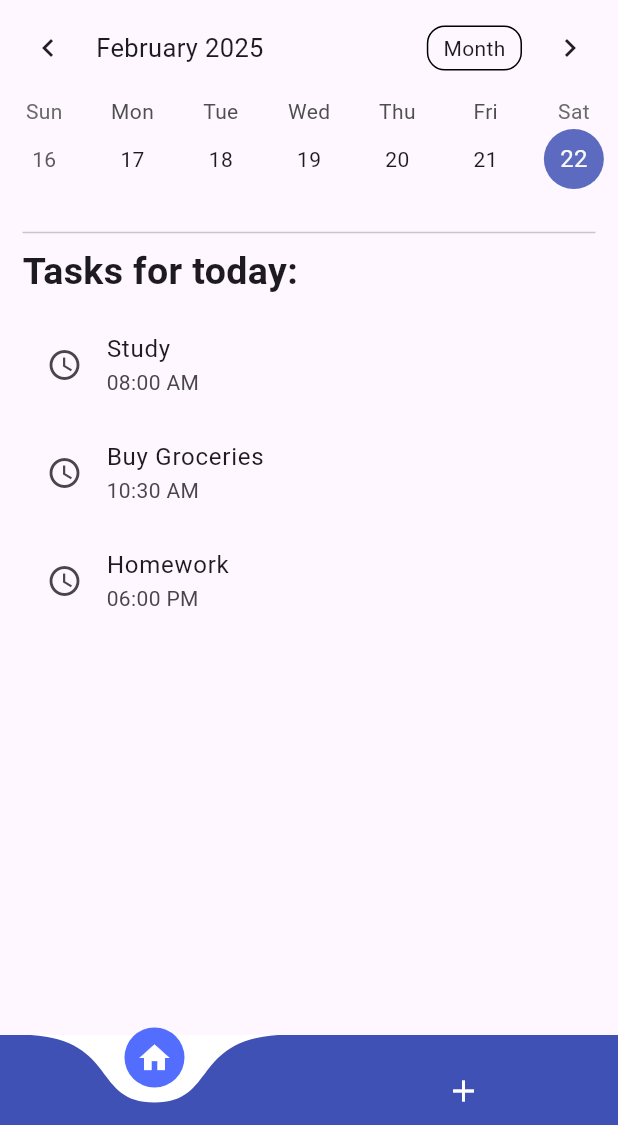
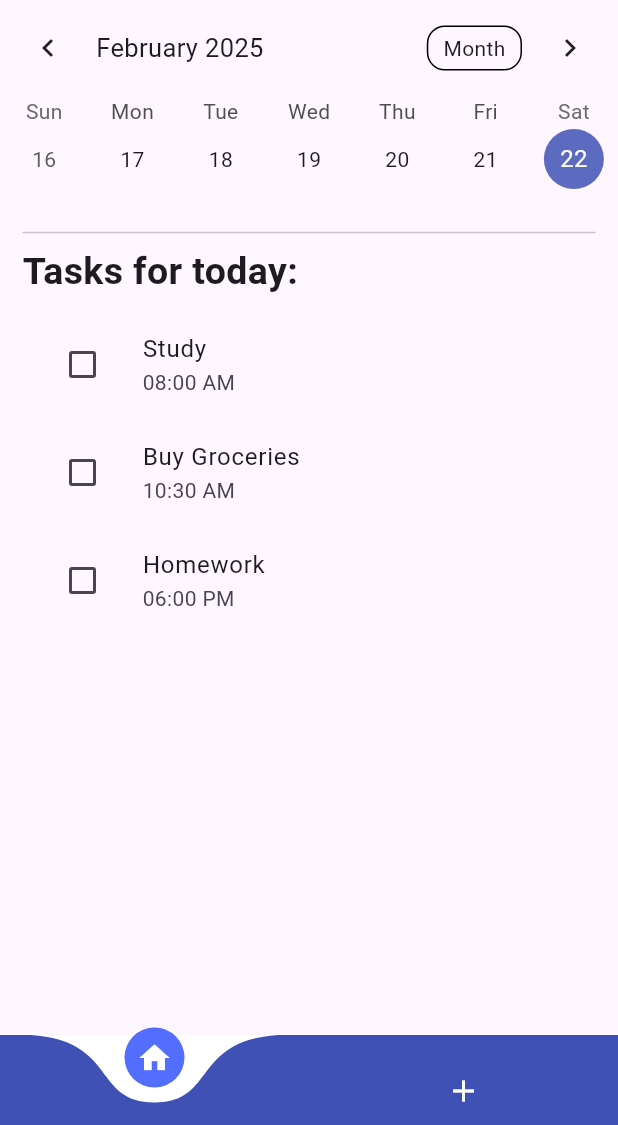
Before and after one commit to alfonsoperezs/HackUDC2025-project, a Flutter app: the screen it shows after launch, on a phone screen of 412 x 824 dp, the part 111-1236 px from its top. Run offline on Flutter 3.47's test engine with Material 3 defaults, Android fonts, the light colour scheme and no system bars; drawn by our look-alikes of curved_navigation_bar, table_calendar.

Commit message:
Primera iteración frontend

```diff
--- a/frontend/lib/main.dart
+++ b/frontend/lib/main.dart
@@ -154,10 +154,10 @@ Widget homePage() {
 
 Widget buildList() {
   // Lista de tareas
-  final List<Map<String, String>> _tasks = [
-    {'task': 'Study', 'time': '08:00 AM'},
-    {'task': 'Buy Groceries', 'time': '10:30 AM'},
-    {'task': 'Homework', 'time': '06:00 PM'},
+  final List<Map<String, dynamic>> _tasks = [
+    {'task': 'Study', 'time': '08:00 AM', 'isDone': false},
+    {'task': 'Buy Groceries', 'time': '10:30 AM', 'isDone': false},
+    {'task': 'Homework', 'time': '06:00 PM', 'isDone': false},
   ];
 
   // ValueNotifier (cambiar a Provider cuando se implemente BD) para manejar el estado de las tareas
@@ -183,8 +183,20 @@ Widget buildList() {
             itemCount: _tasks.length,
             itemBuilder: (context, index) {
               return ListTile(
-                leading: const Icon(Icons.access_time),
-                title: Text(_tasks[index]['task']!), // Muestra la tarea
+                leading: Checkbox(
+                  value: tasks[index]['isDone'],
+                  onChanged: (bool? value) {
+                    tasks[index]['isDone'] = value ?? false;
+                    tasksFinished.notifyListeners();
+                  },
+                ),
+                title: Text(_tasks[index]['task']!, // Muestra la tarea
+                style: TextStyle(
+                  decoration: tasks[index]['isDone']!
+                    ? TextDecoration.lineThrough
+                    : null,
+                  ),
+                ),
                 subtitle: Text(_tasks[index]['time']!) // Muestra las horas a las que hacerse
               );
             },
```
